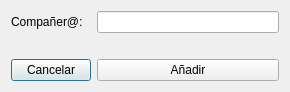
Old version of the form userdialog.ui in the repository emepetres/Six-of-Spades.
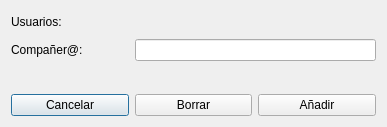
New version of the form.

Commit message: Resolved bug related to database connection. Added user information on user dialog

What changed in the file:
```diff
--- a/userdialog.ui
+++ b/userdialog.ui
@@ -6,39 +6,39 @@
    <rect>
     <x>0</x>
     <y>0</y>
-    <width>290</width>
-    <height>80</height>
+    <width>387</width>
+    <height>127</height>
    </rect>
   </property>
   <property name="windowTitle">
    <string>Dialog</string>
   </property>
   <layout class="QGridLayout" name="gridLayout">
-   <item row="0" column="0">
+   <item row="1" column="0">
     <widget class="QLabel" name="label">
      <property name="text">
       <string>Compañer@:</string>
      </property>
     </widget>
    </item>
-   <item row="0" column="1">
+   <item row="1" column="1" colspan="2">
     <widget class="QLineEdit" name="newUser"/>
    </item>
-   <item row="2" column="0">
+   <item row="3" column="0">
     <widget class="QPushButton" name="cancelButton">
      <property name="text">
       <string>Cancelar</string>
      </property>
     </widget>
    </item>
-   <item row="2" column="1">
+   <item row="3" column="2">
     <widget class="QPushButton" name="addButton">
      <property name="text">
       <string>Añadir</string>
      </property>
     </widget>
    </item>
-   <item row="1" column="0" colspan="2">
+   <item row="2" column="0" colspan="3">
     <widget class="QLabel" name="errorLabel">
      <property name="palette">
       <palette>
@@ -82,6 +82,20 @@
      </property>
     </widget>
    </item>
+   <item row="0" column="0" colspan="3">
+    <widget class="QLabel" name="usersLabel">
+     <property name="text">
+      <string>Usuarios:</string>
+     </property>
+    </widget>
+   </item>
+   <item row="3" column="1">
+    <widget class="QPushButton" name="deleteButton">
+     <property name="text">
+      <string>Borrar</string>
+     </property>
+    </widget>
+   </item>
   </layout>
  </widget>
  <resources/>
```
The commit also changes 4 other files.
